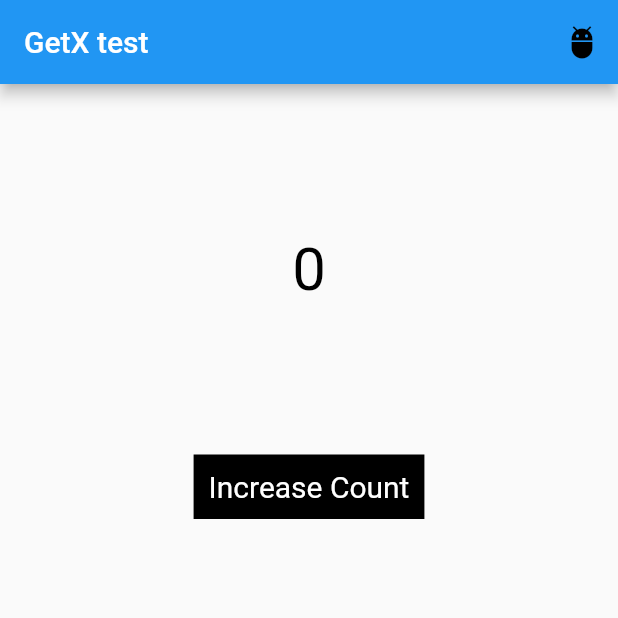
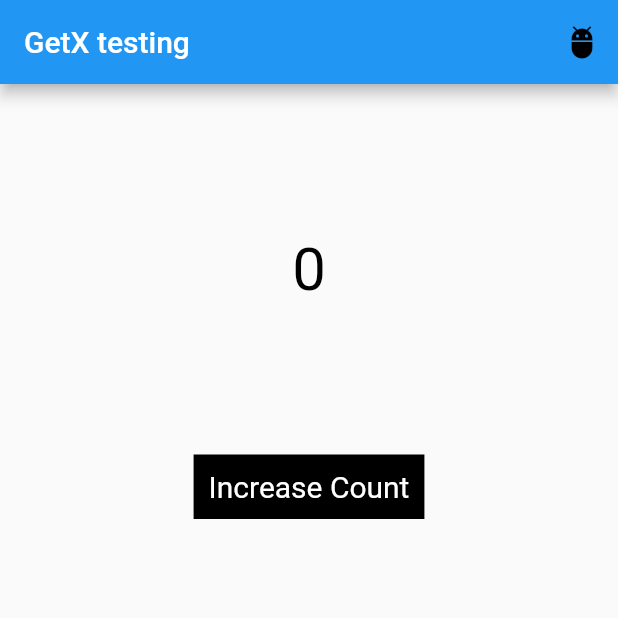
Before and after one commit to israelglory/techie, a Flutter app: the screen it shows after launch, on a phone screen of 412 x 824 dp, the top half of it. Run offline on Flutter 3.47's test engine with Material 2 defaults, Android fonts, the light colour scheme and no system bars; our stand-ins replace get.

Commit message:
made changes on the name

```diff
--- a/lib/home_view/home.dart
+++ b/lib/home_view/home.dart
@@ -10,7 +10,7 @@ class Home extends StatelessWidget {
       builder: (crl) {
         return Scaffold(
           appBar: AppBar(
-            title: const Text('GetX test'),
+            title: const Text('GetX testing'),
             actions: [
               IconButton(
                 onPressed: () {
--- a/lib/main.dart
+++ b/lib/main.dart
@@ -12,7 +12,7 @@ class MyApp extends StatelessWidget {
   Widget build(BuildContext context) {
     return const GetMaterialApp(
       debugShowCheckedModeBanner: false,
-      title: 'Techie',
+      title: 'Tech',
       home: Home(),
     );
   }
```
